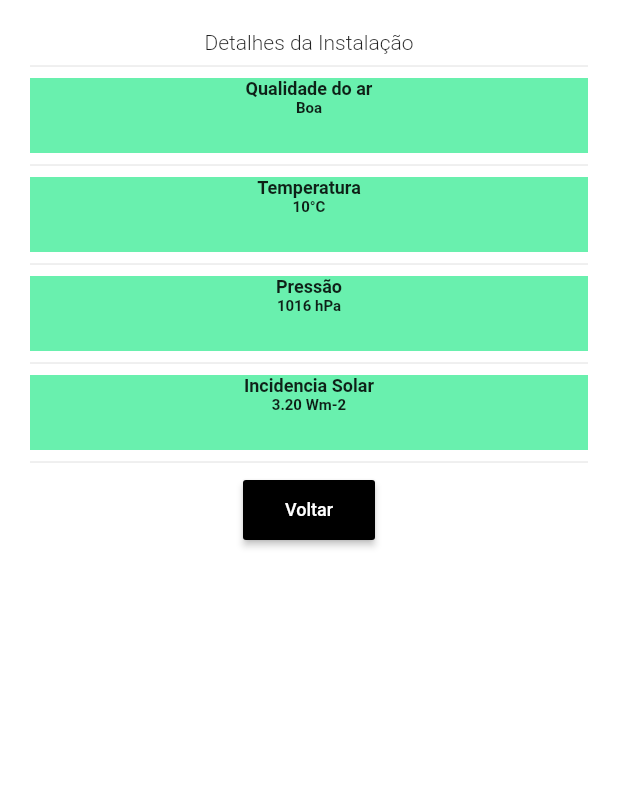
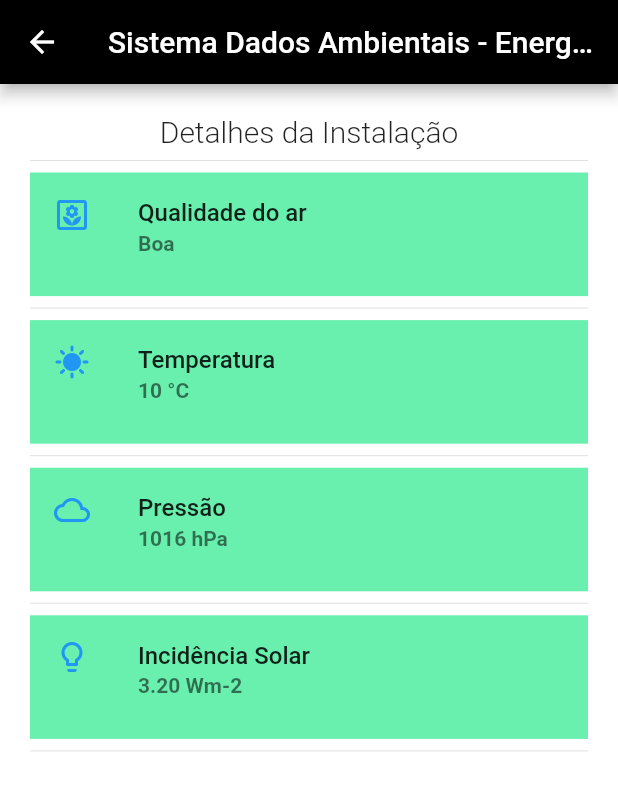
Before and after one commit to luacarol/pdm-project, a Flutter app: the screen it shows after launch, after a tap on "ENTRAR", after a tap on "Ver mais detalhes", on a phone screen of 412 x 824 dp. Shown: the top 790 px of the screen. Run offline on Flutter 3.47's test engine with Material 2 defaults, Android fonts, the phone set to English and light mode, and no system bars; network calls fail.

Commit message:
Adicionando ícones nas telas

```diff
--- a/lib/screens/details_page.dart
+++ b/lib/screens/details_page.dart
@@ -12,6 +12,10 @@ class DetailsPageState extends State<DetailsPage> {
   @override
   Widget build(BuildContext context) {
     return Scaffold(
+      appBar: AppBar(
+        title: Text('Sistema Dados Ambientais - Energia Solar'),
+        backgroundColor: Color.fromRGBO(0, 0, 0, 1),
+      ),
       backgroundColor: Colors.white,
       body: Center(
           child: Padding(
@@ -20,103 +24,95 @@ class DetailsPageState extends State<DetailsPage> {
           Text(
             "Detalhes da Instalação",
             textAlign: TextAlign.left,
-            style: const TextStyle(fontWeight: FontWeight.w300, fontSize: 14),
+            style: const TextStyle(fontWeight: FontWeight.w300, fontSize: 20),
           ),
           Divider(),
           Container(
             color: Colors.greenAccent,
-            width: 400.0,
-            height: 50.0,
+            width: MediaQuery.of(context).size.width,
+            height: MediaQuery.of(context).size.height * 0.1,
             child: Column(children: [
-              Text(
-                "Qualidade do ar",
-                textAlign: TextAlign.left,
-                style:
-                    const TextStyle(fontWeight: FontWeight.w700, fontSize: 12),
-              ),
-              Text(
-                "Boa",
-                textAlign: TextAlign.left,
-                style:
-                    const TextStyle(fontWeight: FontWeight.bold, fontSize: 10),
+              ListTile(
+                title: Text('Qualidade do ar',
+                    style: TextStyle(fontWeight: FontWeight.w500)),
+                subtitle:
+                    Text('Boa', style: TextStyle(fontWeight: FontWeight.bold)),
+                leading: Icon(
+                  Icons.yard_outlined,
+                  color: Colors.blue[500],
+                ),
               ),
             ]),
           ),
           Divider(),
           Container(
             color: Colors.greenAccent,
-            width: 400.0,
-            height: 50.0,
+            width: MediaQuery.of(context).size.width,
+            height: MediaQuery.of(context).size.height * 0.1,
             child: Column(children: [
-              Text(
-                "Temperatura",
-                textAlign: TextAlign.left,
-                style:
-                    const TextStyle(fontWeight: FontWeight.w700, fontSize: 12),
-              ),
-              Text(
-                "10°C",
-                textAlign: TextAlign.left,
-                style:
-                    const TextStyle(fontWeight: FontWeight.bold, fontSize: 10),
+              ListTile(
+                title: Text('Temperatura',
+                    style: TextStyle(fontWeight: FontWeight.w500)),
+                subtitle: Text('10 °C',
+                    style: TextStyle(fontWeight: FontWeight.bold)),
+                leading: Icon(
+                  Icons.sunny,
+                  color: Colors.blue[500],
+                ),
+              )
+            ]),
+          ),
+          Divider(),
+          Container(
+            color: Colors.greenAccent,
+            width: MediaQuery.of(context).size.width,
+            height: MediaQuery.of(context).size.height * 0.1,
+            child: Column(children: [
+              ListTile(
+                title: Text('Pressão',
+                    style: TextStyle(fontWeight: FontWeight.w500)),
+                subtitle: Text('1016 hPa',
+                    style: TextStyle(fontWeight: FontWeight.bold)),
+                leading: Icon(
+                  Icons.wb_cloudy_outlined,
+                  color: Colors.blue[500],
+                ),
               ),
             ]),
           ),
           Divider(),
           Container(
             color: Colors.greenAccent,
-            width: 400.0,
-            height: 50.0,
+            width: MediaQuery.of(context).size.width,
+            height: MediaQuery.of(context).size.height * 0.1,
             child: Column(children: [
-              Text(
-                "Pressão",
-                textAlign: TextAlign.left,
-                style:
-                    const TextStyle(fontWeight: FontWeight.w700, fontSize: 12),
-              ),
-              Text(
-                "1016 hPa",
-                textAlign: TextAlign.left,
-                style:
-                    const TextStyle(fontWeight: FontWeight.bold, fontSize: 10),
+              ListTile(
+                title: Text('Incidência Solar',
+                    style: TextStyle(fontWeight: FontWeight.w500)),
+                subtitle: Text('3.20 Wm-2',
+                    style: TextStyle(fontWeight: FontWeight.bold)),
+                leading: Icon(
+                  Icons.lightbulb_outline,
+                  color: Colors.blue[500],
+                ),
               ),
             ]),
           ),
           Divider(),
-          Container(
-            color: Colors.greenAccent,
-            width: 400.0,
-            height: 50.0,
-            child: Column(children: [
-              Text(
-                "Incidencia Solar",
-                textAlign: TextAlign.left,
-                style:
-                    const TextStyle(fontWeight: FontWeight.w700, fontSize: 12),
-              ),
-              Text(
-                "3.20 Wm-2",
-                textAlign: TextAlign.left,
-                style:
-                    const TextStyle(fontWeight: FontWeight.bold, fontSize: 10),
-              ),
-            ]),
-          ),
-          Divider(),
-          ButtonTheme(
-              height: 40.0,
-              child: RaisedButton(
-                onPressed: () => {
-                  Navigator.push(context, MaterialPageRoute(builder: (context) {
-                    return HomePage();
-                  }))
-                },
-                child: Text(
-                  "Voltar",
-                  style: TextStyle(color: Colors.white, fontSize: 12),
-                ),
-                color: Colors.black,
-              )),
+          // ButtonTheme(
+          //     height: 40.0,
+          //     child: RaisedButton(
+          //       onPressed: () => {
+          //         Navigator.push(context, MaterialPageRoute(builder: (context) {
+          //           return HomePage();
+          //         }))
+          //       },
+          //       child: Text(
+          //         "Voltar",
+          //         style: TextStyle(color: Colors.white, fontSize: 12),
+          //       ),
+          //       color: Colors.black,
+          //     )),
         ]),
       )),
     );
--- a/lib/screens/home_page.dart
+++ b/lib/screens/home_page.dart
@@ -12,6 +12,9 @@ class HomePageState extends State<HomePage> {
   @override
   Widget build(BuildContext context) {
     return Scaffold(
+      appBar: AppBar(
+          title: Text('Sistema Dados Ambientais - Energia Solar'),
+          backgroundColor: Color.fromRGBO(0, 0, 0, 1)),
       backgroundColor: Colors.white,
       body: Center(
         child: Padding(
@@ -23,7 +26,7 @@ class HomePageState extends State<HomePage> {
                   "Instalação",
                   textAlign: TextAlign.left,
                   style: const TextStyle(
-                      fontWeight: FontWeight.w300, fontSize: 14),
+                      fontWeight: FontWeight.w300, fontSize: 20),
                 ),
                 Divider(),
                 // Image.asset(
@@ -35,46 +38,44 @@ class HomePageState extends State<HomePage> {
                 Container(
                   color: Colors.greenAccent,
                   width: MediaQuery.of(context).size.width,
-                  height: 100.0,
+                  height: MediaQuery.of(context).size.height * 0.1,
                   child: Image.network(
                       "https://live.staticflickr.com/65535/52115921898_f0b4ac0c08_n.jpg",
                       fit: BoxFit.cover),
                 ),
                 Divider(),
-                Text(
-                  "3.20kWh",
-                  textAlign: TextAlign.left,
-                  style: const TextStyle(
-                      fontWeight: FontWeight.bold, fontSize: 12),
-                ),
-                Text(
-                  "Produção Diária",
-                  textAlign: TextAlign.left,
-                  style: const TextStyle(
-                      fontWeight: FontWeight.w100, fontSize: 10),
-                ),
                 Container(
                   color: Colors.greenAccent,
-                  width: 400.0,
-                  height: 200.0,
+                  width: MediaQuery.of(context).size.width,
+                  height: MediaQuery.of(context).size.height * 0.2,
+                  child: Column(children: [
+                    ListTile(
+                      title: Text('3.20 kWh',
+                          style: TextStyle(fontWeight: FontWeight.bold)),
+                      subtitle: Text('Produção Diária'),
+                      leading: Icon(
+                        Icons.energy_savings_leaf_outlined,
+                        color: Colors.blue[500],
+                      ),
+                    ),
+                  ]),
                 ),
                 Divider(),
-                Text(
-                  "3.52 BRL",
-                  textAlign: TextAlign.left,
-                  style: const TextStyle(
-                      fontWeight: FontWeight.bold, fontSize: 12),
-                ),
-                Text(
-                  "Rendimento Diário",
-                  textAlign: TextAlign.left,
-                  style: const TextStyle(
-                      fontWeight: FontWeight.w100, fontSize: 10),
-                ),
                 Container(
                   color: Colors.greenAccent,
-                  width: 400.0,
-                  height: 200.0,
+                  width: MediaQuery.of(context).size.width,
+                  height: MediaQuery.of(context).size.height * 0.2,
+                  child: Column(children: [
+                    ListTile(
+                      title: Text('3.52 BRL',
+                          style: TextStyle(fontWeight: FontWeight.bold)),
+                      subtitle: Text('Rendimento Diário'),
+                      leading: Icon(
+                        Icons.monetization_on_outlined,
+                        color: Colors.blue[500],
+                      ),
+                    ),
+                  ]),
                 ),
                 Divider(),
                 ButtonTheme(
@@ -88,7 +89,7 @@ class HomePageState extends State<HomePage> {
                       },
                       child: Text(
                         "Ver mais detalhes",
-                        style: TextStyle(color: Colors.white, fontSize: 12),
+                        style: TextStyle(color: Colors.white, fontSize: 13),
                       ),
                       color: Colors.black,
                     )),
--- a/lib/screens/login_page.dart
+++ b/lib/screens/login_page.dart
@@ -14,10 +14,14 @@ class _LoginPageState extends State<LoginPage> {
   @override
   Widget build(BuildContext context) {
     return Scaffold(
+      appBar: AppBar(
+        title: Text('Sistema Dados Ambientais - Energia Solar'),
+        backgroundColor: Color.fromRGBO(0, 0, 0, 1),
+      ),
       backgroundColor: Colors.white,
       body: Center(
         child: Padding(
-          padding: EdgeInsets.all(20),
+          padding: EdgeInsets.all(10),
           child: Center(
             child: Column(
               crossAxisAlignment: CrossAxisAlignment.stretch,
@@ -26,7 +30,7 @@ class _LoginPageState extends State<LoginPage> {
                 Container(
                   color: Colors.greenAccent,
                   width: MediaQuery.of(context).size.width,
-                  height: MediaQuery.of(context).size.height * 0.6,
+                  height: MediaQuery.of(context).size.height * 0.5,
                   child: Image.network(
                       "https://live.staticflickr.com/65535/52115918958_318c9a11e2_w.jpg",
                       fit: BoxFit.cover),
```
Also changed, not shown: 1 other file.
